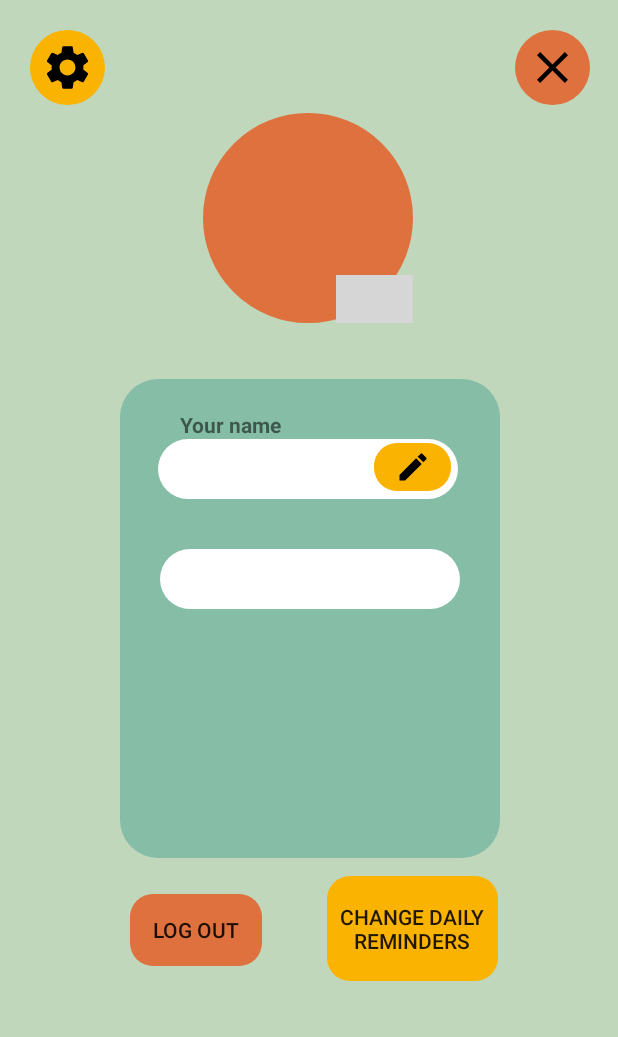
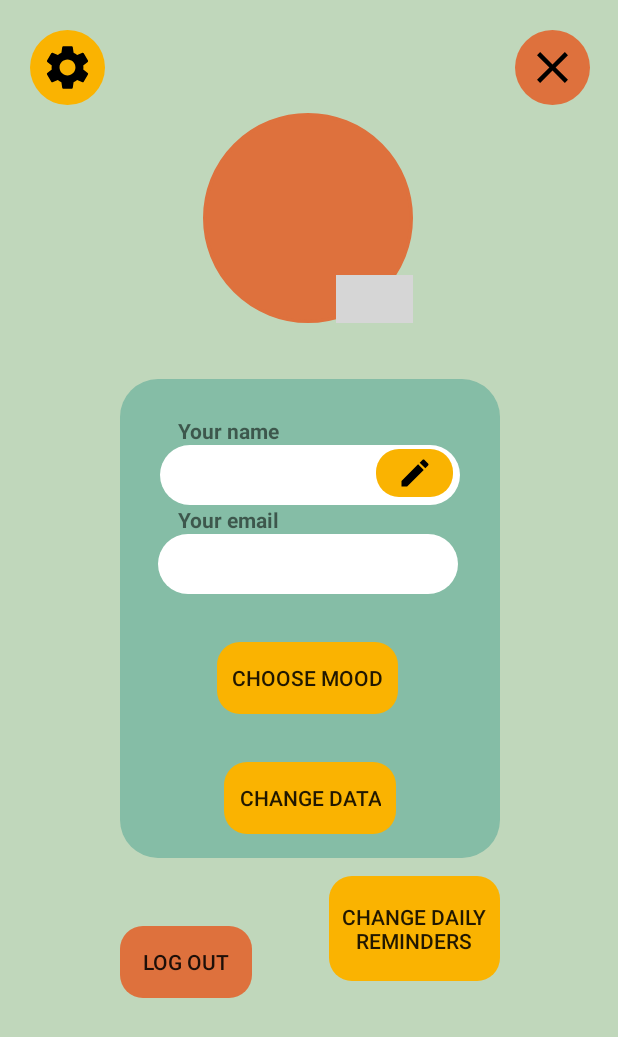
Before and after one commit to MarkSpaghetti/Waterify3.0, an Android app: the Profile screen opened directly, with no data from a screen before it, on a phone screen of 412 x 824 dp. Shown: the top 1037 px of the screen. Run offline under Robolectric (Android 15) with nearby library versions, the phone set to English and light mode, and no system bars; our stand-ins replace Firebase (no records; nobody signed in at launch, a user with empty details on screens opened directly); grey boxes are pictures that could not be loaded.

Commit message:
Worked more on Profile, Settings, Welcoming, Personal Information

```diff
--- a/app/src/main/AndroidManifest.xml
+++ b/app/src/main/AndroidManifest.xml
@@ -15,6 +15,9 @@
         android:supportsRtl="true"
         android:theme="@style/Theme.Waterify30"
         tools:targetApi="31">
+        <activity
+            android:name=".PersonalInformation"
+            android:exported="false" />
         <activity
             android:name=".PopUpWindow_coins"
             android:exported="false" />
--- a/app/src/main/java/com/project/waterify30/Logic.java
+++ b/app/src/main/java/com/project/waterify30/Logic.java
@@ -14,9 +14,12 @@ import android.graphics.Canvas;
 import android.graphics.Paint;
 import android.graphics.PorterDuff;
 import android.graphics.PorterDuffXfermode;
+import android.text.InputFilter;
+import android.text.Spanned;
 import android.view.Gravity;
 import android.view.LayoutInflater;
 import android.view.View;
+import android.widget.EditText;
 import android.widget.ImageView;
 import android.widget.PopupWindow;
 import android.view.LayoutInflater;
@@ -30,6 +33,7 @@ import androidx.lifecycle.MutableLiveData;
 
 public class Logic {
 
+
     public void openActivity(Context fromActivity ,Class activityToOpen){
         Intent intent = new Intent( fromActivity, activityToOpen);
         intent.addFlags(Intent.FLAG_ACTIVITY_NEW_TASK);
@@ -39,6 +43,7 @@ public class Logic {
 //    private val dbfriends = FirebaseDatabase.getInstance().getReference();
 //    private val _result = MutableLiveData<Exception?>()
 //    val result: LiveData<Exception?> get() = _result
+
 
     public void setImage(Context fromActivity, Class activityToOpen){
         Intent intent = new Intent();
--- a/app/src/main/java/com/project/waterify30/Profile.java
+++ b/app/src/main/java/com/project/waterify30/Profile.java
@@ -2,8 +2,10 @@ package com.project.waterify30;
 
 import androidx.annotation.NonNull;
 import androidx.annotation.Nullable;
+import androidx.appcompat.app.AlertDialog;
 import androidx.appcompat.app.AppCompatActivity;
 import android.Manifest;
+import android.content.DialogInterface;
 import android.content.Intent;
 import android.content.SharedPreferences;
 import android.content.pm.PackageManager;
@@ -34,7 +36,7 @@ public class Profile extends AppCompatActivity {
     private FirebaseAuth auth;
     private FirebaseUser user;
     private ImageButton buttonClose, buttonSettings, editProfilePic;
-    private Button buttonSignout;
+    private Button buttonSignout,buttonPersonalData,buttonChangeMood;
     private TextView email,username;
     private ImageView profilePicture;
     private static final int IMAGE_PICK_CODE = 1000;
@@ -57,7 +59,8 @@ public class Profile extends AppCompatActivity {
         editProfilePic = findViewById(R.id.edit_profile_pic);
         user = auth.getCurrentUser();
         imagePath = MainActivity.imagePath;
-
+        buttonPersonalData = findViewById(R.id.button_personal_information);
+        buttonChangeMood = findViewById(R.id.button_change_mood);
 
         loadImageIfThere();
         displayUserData();
@@ -65,20 +68,30 @@ public class Profile extends AppCompatActivity {
         editProfilePic.setOnClickListener(new View.OnClickListener() {
             @Override
             public void onClick(View v) {
-                if (Build.VERSION.SDK_INT >= Build.VERSION_CODES.M){
-                    if (checkSelfPermission(Manifest.permission.READ_EXTERNAL_STORAGE) == PackageManager.PERMISSION_DENIED){
+                if (Build.VERSION.SDK_INT >= Build.VERSION_CODES.M) {
+                    if (checkSelfPermission(Manifest.permission.READ_EXTERNAL_STORAGE) == PackageManager.PERMISSION_DENIED) {
                         String[] permissions = {Manifest.permission.READ_EXTERNAL_STORAGE};
-                        requestPermissions(permissions,PERMISSION_CODE);
-                    }
-                    else{
+                        requestPermissions(permissions, PERMISSION_CODE);
+                    } else {
                         pickImageFromGallery();
                     }
-                }
-                else {
                 }
             }
         });
 
+        buttonChangeMood.setOnClickListener(new View.OnClickListener() {
+            @Override
+            public void onClick(View v) {
+                //TODO make pop up
+            }
+        });
+
+        buttonPersonalData.setOnClickListener(new View.OnClickListener() {
+            @Override
+            public void onClick(View v) {
+                logic.openActivity(getApplicationContext(),PersonalInformation.class);
+            }
+        });
         buttonSignout.setOnClickListener(new View.OnClickListener() {
             @Override
             public void onClick(View v) {
@@ -173,6 +186,7 @@ public class Profile extends AppCompatActivity {
 
 
 
+
     private void displayUserData(){
         if (user == null){
             logic.openActivity(getApplicationContext(),LogIn.class);
--- a/app/src/main/java/com/project/waterify30/Welcoming.java
+++ b/app/src/main/java/com/project/waterify30/Welcoming.java
@@ -19,7 +19,7 @@ public class Welcoming extends AppCompatActivity {
         buttonNext.setOnClickListener(new View.OnClickListener(){
             @Override
             public void onClick(View v) {
-                logic.openActivity(Welcoming.this, Profile.class);
+                logic.openActivity(Welcoming.this, PersonalInformation.class);
             }
         });
 
--- a/app/src/main/res/layout/activity_profile.xml
+++ b/app/src/main/res/layout/activity_profile.xml
@@ -8,17 +8,30 @@
 
 
     <TextView
+        android:id="@+id/textView2"
+        android:layout_width="wrap_content"
+        android:layout_height="wrap_content"
+        android:layout_marginBottom="40dp"
+        android:elevation="5dp"
+        android:text="Your name"
+        android:textStyle="bold"
+        app:layout_constraintBottom_toBottomOf="@+id/username_shown"
+        app:layout_constraintEnd_toEndOf="@+id/username_shown"
+        app:layout_constraintHorizontal_bias="0.091"
+        app:layout_constraintStart_toStartOf="@+id/username_shown" />
+
+    <TextView
         android:layout_width="wrap_content"
         android:layout_height="wrap_content"
         android:elevation="5dp"
-        android:text="Your name"
+        android:text="Your email"
         android:textStyle="bold"
-        app:layout_constraintBottom_toTopOf="@+id/username_shown"
-        app:layout_constraintEnd_toEndOf="@+id/imageView2"
-        app:layout_constraintHorizontal_bias="0.217"
-        app:layout_constraintStart_toStartOf="@+id/imageView2"
-        app:layout_constraintTop_toTopOf="@+id/imageView2"
-        app:layout_constraintVertical_bias="1.0" />
+        app:layout_constraintBottom_toBottomOf="@+id/email_shown"
+        app:layout_constraintEnd_toEndOf="@+id/email_shown"
+        app:layout_constraintHorizontal_bias="0.1"
+        app:layout_constraintStart_toStartOf="@+id/email_shown"
+        app:layout_constraintTop_toBottomOf="@+id/username_shown"
+        app:layout_constraintVertical_bias="0." />
 
     <ImageView
         android:id="@+id/imageView2"
@@ -31,18 +44,51 @@
         app:layout_constraintStart_toStartOf="parent"
         app:layout_constraintTop_toTopOf="@+id/header_close_button" />
 
+
     <TextView
         android:id="@+id/email_shown"
         android:layout_width="200dp"
         android:layout_height="40dp"
+        android:layout_marginBottom="176dp"
         android:background="@drawable/s_white_box"
         android:gravity="center"
         android:textColor="@color/black"
         app:layout_constraintBottom_toBottomOf="@+id/imageView2"
         app:layout_constraintEnd_toEndOf="@+id/imageView2"
+        app:layout_constraintHorizontal_bias="0.471"
         app:layout_constraintStart_toStartOf="@+id/imageView2"
         app:layout_constraintTop_toBottomOf="@+id/username_shown"
-        app:layout_constraintVertical_bias="0.167" />
+        app:layout_constraintVertical_bias="1.0" />
+
+    <Button
+        android:id="@+id/button_change_mood"
+        android:layout_width="wrap_content"
+        android:layout_height="wrap_content"
+        android:layout_gravity="center_horizontal"
+        android:background="@drawable/round_edges"
+        android:backgroundTint="@color/yellow"
+        android:padding="10dp"
+        android:text="Choose mood"
+        app:layout_constraintBottom_toTopOf="@+id/button_personal_information"
+        app:layout_constraintEnd_toEndOf="@+id/imageView2"
+        app:layout_constraintHorizontal_bias="0.488"
+        app:layout_constraintStart_toStartOf="@+id/imageView2"
+        app:layout_constraintTop_toBottomOf="@+id/email_shown" />
+
+    <Button
+        android:id="@+id/button_personal_information"
+        android:layout_width="wrap_content"
+        android:layout_height="wrap_content"
+        android:layout_gravity="center_horizontal"
+        android:layout_marginBottom="16dp"
+        android:background="@drawable/round_edges"
+        android:backgroundTint="@color/yellow"
+
+        android:padding="10dp"
+        android:text="Change data"
+        app:layout_constraintBottom_toBottomOf="@+id/imageView2"
+        app:layout_constraintEnd_toEndOf="@+id/imageView2"
+        app:layout_constraintStart_toStartOf="@+id/imageView2" />
 
     <TextView
         android:id="@+id/username_shown"
@@ -53,10 +99,9 @@
         android:textColor="@color/black"
         app:layout_constraintBottom_toBottomOf="@+id/imageView2"
         app:layout_constraintEnd_toEndOf="@+id/imageView2"
-        app:layout_constraintHorizontal_bias="0.471"
         app:layout_constraintStart_toStartOf="@+id/imageView2"
         app:layout_constraintTop_toTopOf="@+id/imageView2"
-        app:layout_constraintVertical_bias="0.143" />
+        app:layout_constraintVertical_bias="0.157" />
 
     <ImageButton
         android:layout_width="51dp"
@@ -91,12 +136,15 @@
         android:layout_width="114dp"
         android:layout_height="70dp"
         android:layout_marginTop="12dp"
-        android:layout_marginEnd="80dp"
         android:background="@drawable/round_edges"
         android:backgroundTint="@color/yellow"
         android:text="Change daily reminders"
+        app:layout_constraintBottom_toBottomOf="parent"
         app:layout_constraintEnd_toEndOf="parent"
-        app:layout_constraintTop_toBottomOf="@+id/imageView2" />
+        app:layout_constraintHorizontal_bias="0.737"
+        app:layout_constraintStart_toStartOf="parent"
+        app:layout_constraintTop_toBottomOf="@+id/imageView2"
+        app:layout_constraintVertical_bias="0.0" />
 
     <ImageButton
         android:id="@+id/edit_profile_pic"
@@ -125,30 +173,31 @@
         app:layout_constraintStart_toStartOf="parent"
         app:layout_constraintTop_toTopOf="parent" />
 
+
     <include
         android:id="@+id/header_close_button"
         layout="@layout/header_close_button"
         android:layout_width="413dp"
         android:layout_height="74dp"
+        app:layout_constraintBottom_toBottomOf="parent"
         app:layout_constraintEnd_toEndOf="parent"
         app:layout_constraintStart_toStartOf="parent"
-        app:layout_constraintTop_toTopOf="parent" />
-
+        app:layout_constraintTop_toTopOf="parent"
+        app:layout_constraintVertical_bias="0.0" />
 
     <Button
         android:id="@+id/button_logout"
         android:layout_width="wrap_content"
         android:layout_height="wrap_content"
-        android:layout_marginTop="24dp"
         android:background="@drawable/round_edges"
         android:backgroundTint="@color/red"
         android:text="@string/log_out"
         app:layout_constraintBottom_toBottomOf="parent"
         app:layout_constraintEnd_toStartOf="@+id/button"
-        app:layout_constraintHorizontal_bias="0.669"
+        app:layout_constraintHorizontal_bias="0.61"
         app:layout_constraintStart_toStartOf="parent"
         app:layout_constraintTop_toBottomOf="@+id/imageView2"
-        app:layout_constraintVertical_bias="0.0"
+        app:layout_constraintVertical_bias="0.221"
         tools:ignore="MissingConstraints" />
 
 
--- a/app/src/main/res/layout/activity_welcoming.xml
+++ b/app/src/main/res/layout/activity_welcoming.xml
@@ -13,11 +13,10 @@
         android:layout_marginStart="298dp"
         android:layout_marginTop="656dp"
         android:layout_marginEnd="25dp"
-        android:layout_marginBottom="27dp"
         android:text="next..."
         app:layout_constraintBottom_toBottomOf="parent"
         app:layout_constraintEnd_toEndOf="parent"
-        app:layout_constraintHorizontal_bias="1.0"
+        app:layout_constraintHorizontal_bias="0.0"
         app:layout_constraintStart_toStartOf="parent"
         app:layout_constraintTop_toTopOf="parent"
         app:layout_constraintVertical_bias="0.0" />
```
Also changed, not shown: app/src/main/java/com/project/waterify30/PersonalInformation.java (added, +93 -0 lines), app/src/main/java/com/project/waterify30/Settings.java (+17 -41 lines), app/src/main/res/layout/activity_personal_information.xml (added, +128 -0 lines), app/src/main/res/layout/activity_settings.xml (+23 -89 lines).
